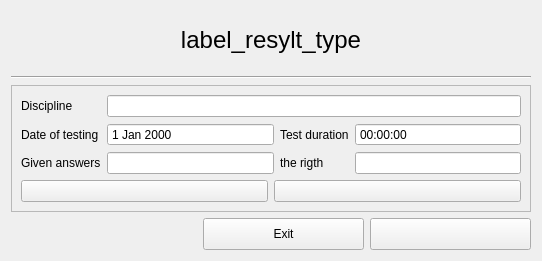
Qt form test_results.ui (Testorator/Testik) before a commit.
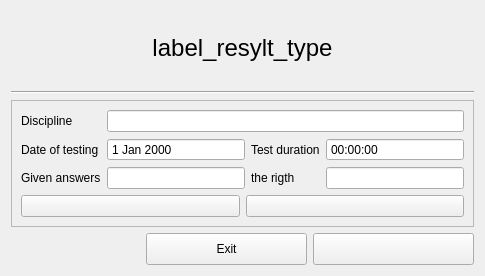
The same form after that commit.

What changed in the file:
```diff
--- a/test_results.ui
+++ b/test_results.ui
@@ -9,8 +9,8 @@
    <rect>
     <x>0</x>
     <y>0</y>
-    <width>542</width>
-    <height>261</height>
+    <width>485</width>
+    <height>276</height>
    </rect>
   </property>
   <property name="windowTitle">
```
